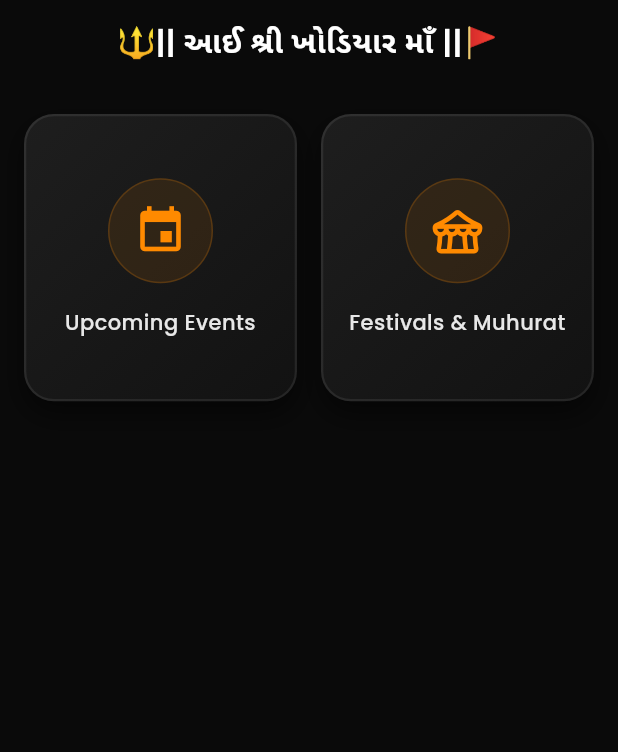
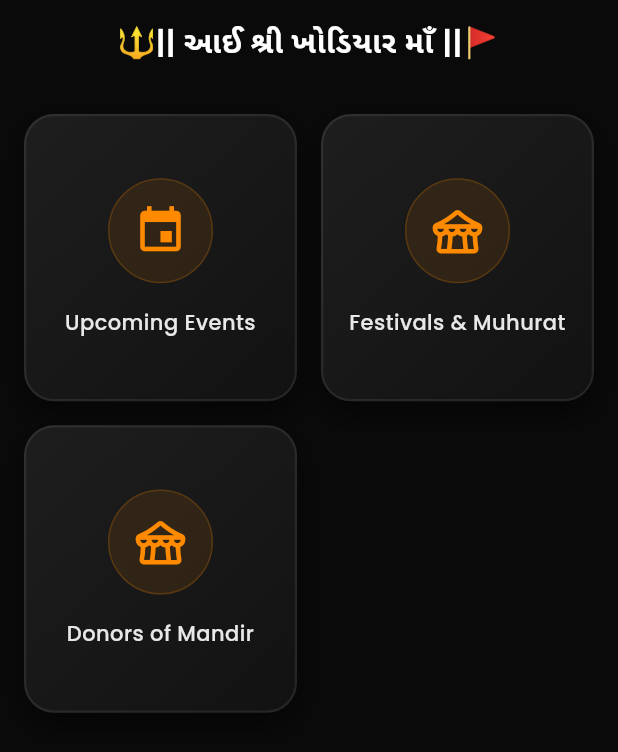
Before and after one commit to Smit231101/Bhakti-Setu, a Flutter app: the screen it shows after launch, on a phone screen of 412 x 824 dp. Shown: the top 752 px of the screen. Run offline on Flutter 3.47's test engine with Material 3 defaults, Android fonts, the phone set to English and light mode, and no system bars; our stand-ins replace cloud_firestore, dio, firebase_core, google_fonts; accounts and stored records are empty.

Commit message:
Add donor provider in app_providers file

```diff
--- a/lib/presentation/app_providers.dart
+++ b/lib/presentation/app_providers.dart
@@ -1,4 +1,6 @@
+import 'package:bhakti_setu/data/repositories/donor_repository.dart';
 import 'package:bhakti_setu/data/services/firebase/temple_info_service.dart';
+import 'package:bhakti_setu/presentation/providers/donor_provider.dart';
 import 'package:bhakti_setu/presentation/providers/temple_provider.dart';
 import 'package:provider/provider.dart';
 import 'package:provider/single_child_widget.dart';
@@ -23,4 +25,9 @@ final List<SingleChildWidget> appProviders = [
   ChangeNotifierProvider(
     create: (_) => TempleProvider(TempleInfoService()),
   ),
+  ChangeNotifierProvider(
+  create: (_) => DonorProvider(
+    DonorRepository(DonorFirestoreService()),
+  ),
+),
 ];
--- a/lib/presentation/screens/home/home_screen.dart
+++ b/lib/presentation/screens/home/home_screen.dart
@@ -1,5 +1,6 @@
 import 'dart:ui';
 import 'package:bhakti_setu/core/widgets/custom_app_bar.dart';
+import 'package:bhakti_setu/presentation/screens/donor/donor_screen.dart';
 import 'package:flutter/material.dart';
 import 'package:google_fonts/google_fonts.dart';
 import 'package:bhakti_setu/core/theme/app_colors.dart';
@@ -21,6 +22,11 @@ class HomeScreen extends StatelessWidget {
         title: "Festivals & Muhurat",
         icon: Icons.festival_rounded,
         builder: (_) => const FestivalScreen(),
+      ),
+      _HomeMenuItem(
+        title: "Donors of Mandir",
+        icon: Icons.festival_rounded,
+        builder: (_) => const DonorScreen(),
       ),
     ];
 
```
Also changed, not shown: lib/presentation/screens/donor/donor_screen.dart (+18 -0 lines).
